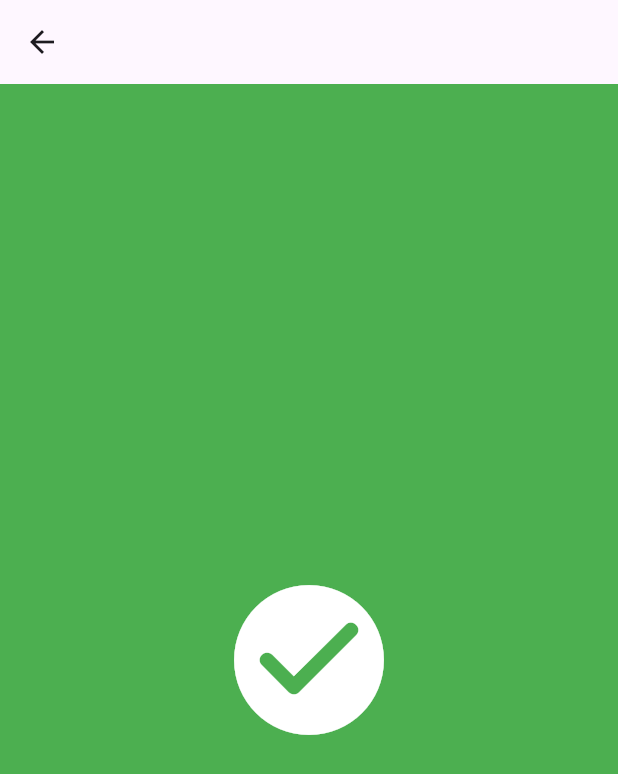
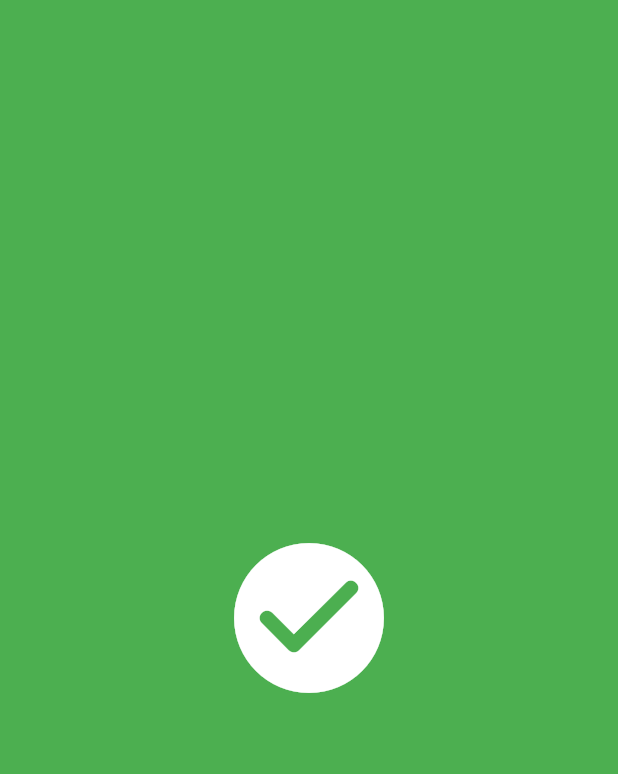
Before and after one commit to Shadowsvg/widgets_gallery, a Flutter app: the SBILoadingAnimation screen opened directly, after a tap on "Processing payment", after a tap on "Waiting for confirmation", on a phone screen of 412 x 824 dp. Shown: the top 774 px of the screen. Run offline on Flutter 3.47's test engine with Material 3 defaults, Android fonts, the phone set to English and light mode, and no system bars.

Commit message:
removed appbar from both screens

```diff
--- a/lib/widgets/loading_animations/sbi_loading_animation.dart
+++ b/lib/widgets/loading_animations/sbi_loading_animation.dart
@@ -1,7 +1,6 @@
 import 'dart:async';
 
 import 'package:flutter/material.dart';
-import 'package:widgets_gallery/base_scaffold.dart';
 import 'package:widgets_gallery/custom_page_route.dart';
 import 'package:widgets_gallery/widgets/loading_animations/success_animation.dart';
 
@@ -135,8 +134,8 @@ class _SBILoadingAnimationState extends State<SBILoadingAnimation>
 
   @override
   Widget build(BuildContext context) {
-    return BaseScaffold(
-      color: Colors.purple,
+    return Scaffold(
+      backgroundColor: Colors.purple,
       body: Column(
         mainAxisAlignment: MainAxisAlignment.center,
         children: [
--- a/lib/widgets/loading_animations/success_animation.dart
+++ b/lib/widgets/loading_animations/success_animation.dart
@@ -54,8 +54,8 @@ class _SuccessAnimationState extends State<SuccessAnimation>
 
   @override
   Widget build(BuildContext context) {
-    return BaseScaffold(
-      color: Colors.green,
+    return Scaffold(
+      backgroundColor: Colors.green,
       body: Center(
         child: ScaleTransition(
           scale: _scaleAnimation,
```
